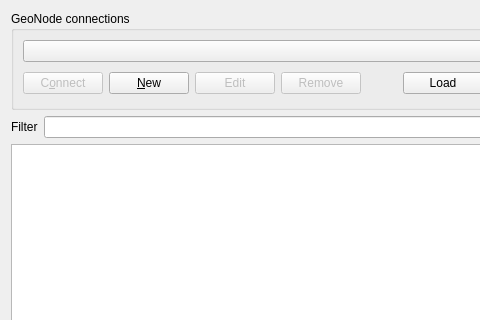
Above: src/ui/qgsgeonodesourceselectbase.ui from qgis/QGIS before the change; both pictures show x 0 to 480 and y 0 to 320 of the 592 by 439 pixel window. Below: the same form after it.
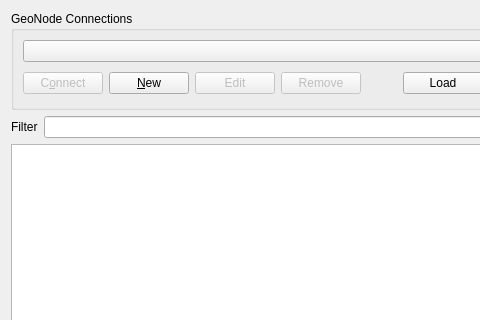
That is the form after the change.

What changed in the file:
```diff
--- a/src/ui/qgsgeonodesourceselectbase.ui
+++ b/src/ui/qgsgeonodesourceselectbase.ui
@@ -17,7 +17,7 @@
    <item row="0" column="0">
     <widget class="QGroupBox" name="GroupBox1">
      <property name="title">
-      <string>GeoNode connections</string>
+      <string>GeoNode Connections</string>
      </property>
      <layout class="QGridLayout" name="gridLayout_2">
       <item row="0" column="0">
```
